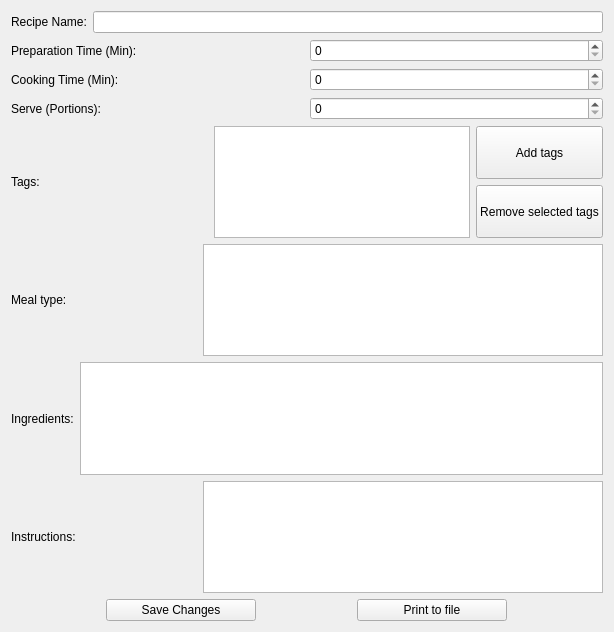
Before: the Qt Designer form edit_recipe.ui in slevasse/foodinator, drawn with Qt 5.
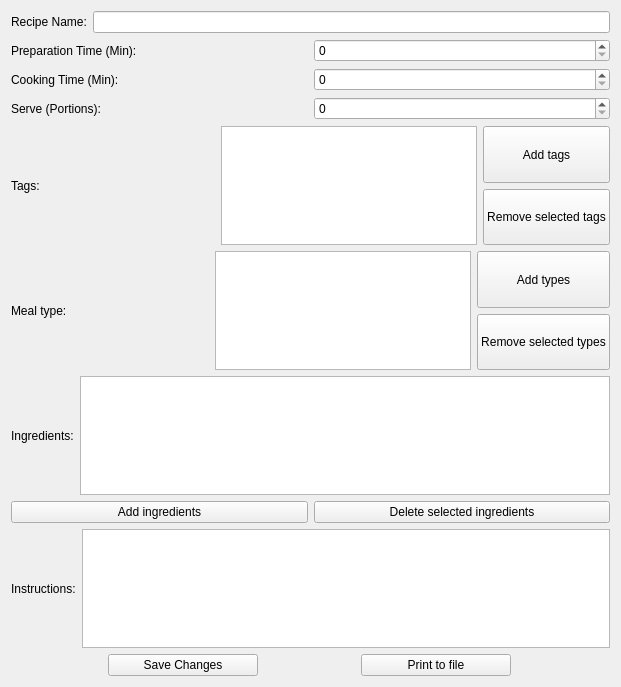
After: the same form once the commit is applied.

Commit message: Finished the edit recipe alpha (still quite a bit to do but the basic functionality is here). BEWARE the add recipe part is brocken for now. The plan is to use the edit recipe to create new recipes instead of the current widget.

```diff
--- a/edit_recipe.ui
+++ b/edit_recipe.ui
@@ -6,8 +6,8 @@
    <rect>
     <x>0</x>
     <y>0</y>
-    <width>614</width>
-    <height>632</height>
+    <width>621</width>
+    <height>687</height>
    </rect>
   </property>
   <property name="minimumSize">
@@ -203,7 +203,7 @@
       <widget class="QListWidget" name="listWidget_edit_type">
        <property name="minimumSize">
         <size>
-         <width>400</width>
+         <width>0</width>
          <height>0</height>
         </size>
        </property>
@@ -215,10 +215,42 @@
        </property>
       </widget>
      </item>
-    </layout>
-   </item>
+     <item>
+      <layout class="QVBoxLayout" name="verticalLayout_3">
+       <item>
+        <widget class="QPushButton" name="pushButton_add_type">
+         <property name="sizePolicy">
+          <sizepolicy hsizetype="Minimum" vsizetype="Expanding">
+           <horstretch>0</horstretch>
+           <verstretch>0</verstretch>
+          </sizepolicy>
+         </property>
+         <property name="text">
+          <string>Add types</string>
+         </property>
+        </widget>
+       </item>
+       <item>
+        <widget class="QPushButton" name="pushButton_remove_selected_type">
+         <property name="sizePolicy">
+          <sizepolicy hsizetype="Minimum" vsizetype="Expanding">
+           <horstretch>0</horstretch>
+           <verstretch>0</verstretch>
+          </sizepolicy>
+         </property>
+         <property name="text">
+          <string>Remove selected types</string>
+         </property>
+        </widget>
+       </item>
+      </layout>
+     </item>
+    </layout>
+   </item>
    <item>
-    <layout class="QHBoxLayout" name="horizontalLayout_6">
+    <layout class="QVBoxLayout" name="verticalLayout_4">
+     <item>
+      <layout class="QHBoxLayout" name="horizontalLayout_10">
      <item>
       <widget class="QLabel" name="label_6">
        <property name="text">
@@ -239,6 +271,38 @@
     </layout>
    </item>
    <item>
+      <layout class="QHBoxLayout" name="horizontalLayout_11">
+       <item>
+        <widget class="QPushButton" name="pushButton_add_ingredient">
+         <property name="sizePolicy">
+          <sizepolicy hsizetype="Minimum" vsizetype="Expanding">
+           <horstretch>0</horstretch>
+           <verstretch>0</verstretch>
+          </sizepolicy>
+         </property>
+         <property name="text">
+          <string>Add ingredients</string>
+         </property>
+        </widget>
+       </item>
+       <item>
+        <widget class="QPushButton" name="pushButton_delete_ingredient">
+         <property name="sizePolicy">
+          <sizepolicy hsizetype="Minimum" vsizetype="Expanding">
+           <horstretch>0</horstretch>
+           <verstretch>0</verstretch>
+          </sizepolicy>
+         </property>
+         <property name="text">
+          <string>Delete selected ingredients</string>
+         </property>
+        </widget>
+       </item>
+      </layout>
+     </item>
+    </layout>
+   </item>
+   <item>
     <layout class="QHBoxLayout" name="horizontalLayout_8">
      <item>
       <widget class="QLabel" name="label_7">
@@ -247,19 +311,6 @@
        </property>
       </widget>
      </item>
-     <item>
-      <spacer name="horizontalSpacer_3">
-       <property name="orientation">
-        <enum>Qt::Horizontal</enum>
-       </property>
-       <property name="sizeHint" stdset="0">
-        <size>
-         <width>40</width>
-         <height>20</height>
-        </size>
-       </property>
-      </spacer>
-     </item>
      <item>
       <widget class="QPlainTextEdit" name="plainTextEdit_edit_instruction">
        <property name="minimumSize">
```
Left out of the diff: 2 changed lines with no effect on the pictures. Lines whose indentation alone changed are shown as unchanged. The commit also changes 8 other files.
